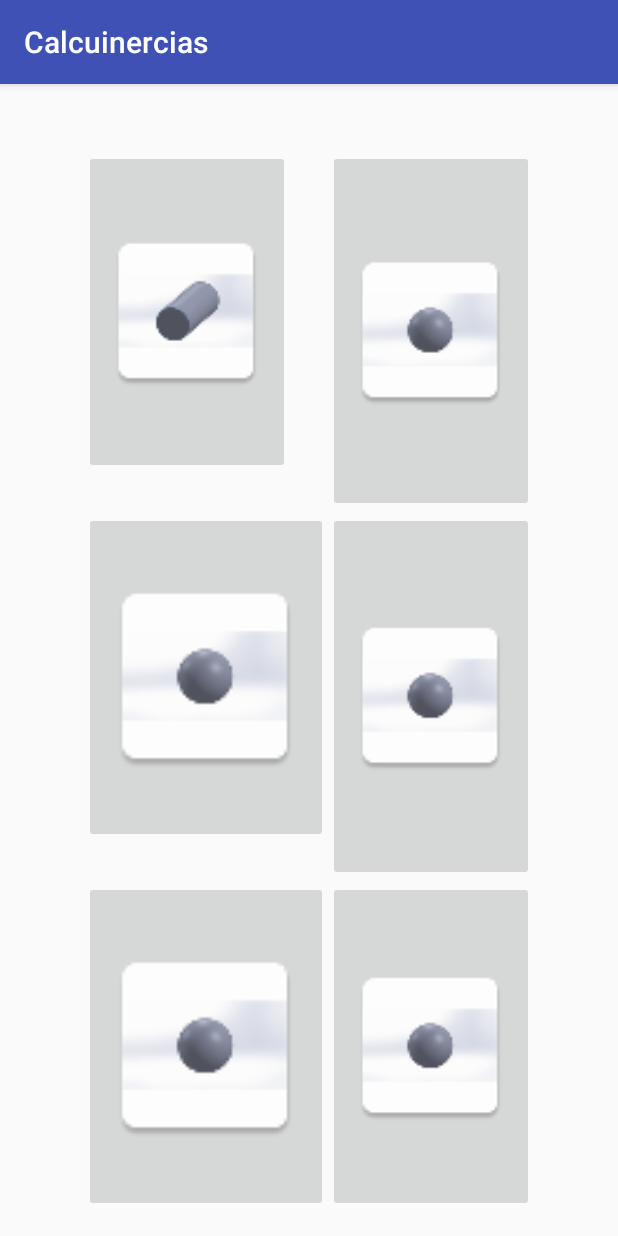
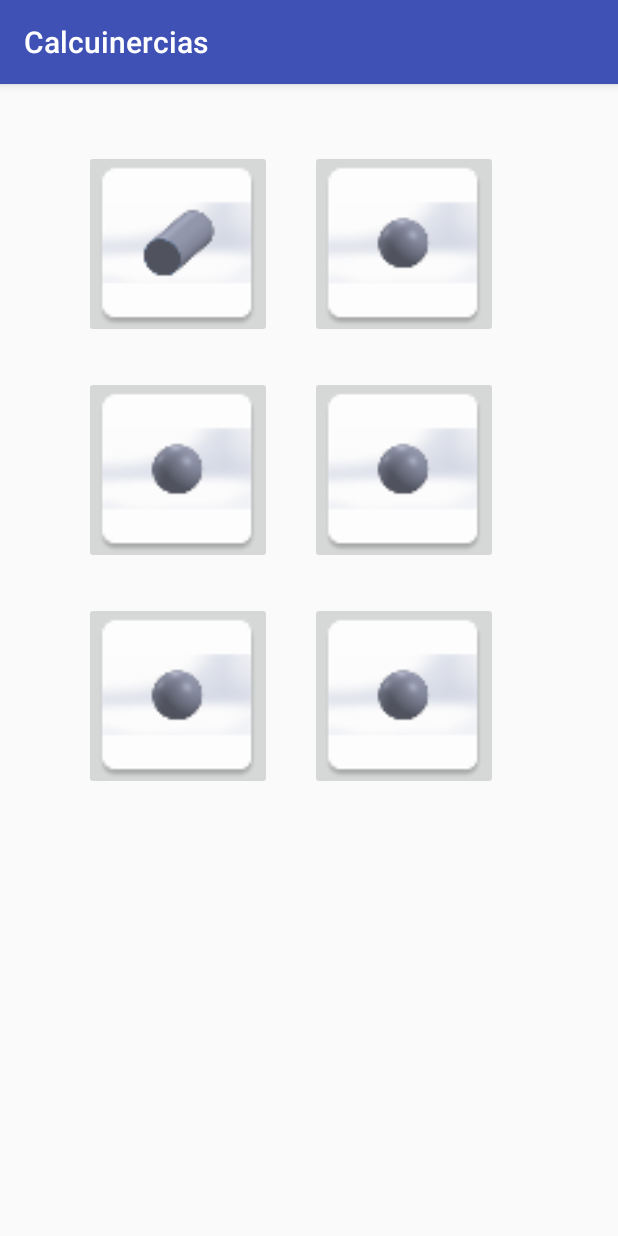
Before and after one commit to franrib/Calcuinercias, an Android app: the screen it shows after launch (Calcu1Activity), on a phone screen of 412 x 824 dp. Run offline under Robolectric (Android 15) with nearby library versions, the phone set to English and light mode, and no system bars.

Commit message:
tamany imatges millorat

```diff
--- a/app/src/main/res/layout/activity_calcu1.xml
+++ b/app/src/main/res/layout/activity_calcu1.xml
@@ -15,7 +15,6 @@
     <GridLayout
         android:layout_width="match_parent"
         android:layout_height="match_parent"
-
         android:layout_alignParentLeft="true"
         android:layout_alignParentStart="true"
         android:layout_marginTop="28dp"
@@ -32,56 +31,54 @@
             android:id="@+id/button6"
             android:layout_marginRight="25dp"
             android:layout_marginBottom="25dp"
-            style="@style/Widget.AppCompat.ImageButton"
             app2:srcCompat="@mipmap/cilindre"
             android:scaleType="fitCenter"
-            android:elevation="0dp"
-            android:layout_rowWeight="1"
-            android:layout_columnWeight="1"
+            android:padding="0dp"
+
             />
 
         <ImageButton
             android:text="Button"
             android:layout_width="125dp"
-            android:layout_height="129dp"
+            android:layout_height="125dp"
             android:id="@+id/button5"
             app2:srcCompat="@mipmap/esfera"
             android:scaleType="fitCenter"
-            android:layout_rowWeight="1"
-            android:layout_columnWeight="1"
+            android:padding="0dp"
+
             />
 
         <ImageButton
             android:text="Button"
             android:layout_width="125dp"
-            android:layout_height="129dp"
+            android:layout_height="125dp"
             android:id="@+id/button4"
             android:layout_marginBottom="25dp"
             app2:srcCompat="@mipmap/esfera"
             android:scaleType="fitCenter"
-            android:layout_rowWeight="1"
-            android:layout_columnWeight="1"
+            android:padding="0dp"
+
             />
 
         <ImageButton
             android:text="Button"
             android:layout_width="125dp"
-            android:layout_height="129dp"
+            android:layout_height="125dp"
             app2:srcCompat="@mipmap/esfera"
             android:scaleType="fitCenter"
-            android:layout_rowWeight="1"
-            android:layout_columnWeight="1"
+            android:padding="0dp"
+
             />
 
         <ImageButton
             android:text="Button"
             android:id="@+id/button2"
             android:layout_width="125dp"
-            android:layout_height="129dp"
+            android:layout_height="125dp"
             app2:srcCompat="@mipmap/esfera"
             android:scaleType="fitCenter"
-            android:layout_rowWeight="1"
-            android:layout_columnWeight="1"
+            android:padding="0dp"
+
 
             />
 
@@ -89,11 +86,11 @@
             android:text="Button"
             android:id="@+id/button"
             android:layout_width="125dp"
-            android:layout_height="129dp"
+            android:layout_height="125dp"
             app2:srcCompat="@mipmap/esfera"
             android:scaleType="fitCenter"
-            android:layout_rowWeight="1"
-            android:layout_columnWeight="1"
+            android:padding="0dp"
+
             />
     </GridLayout>
 
```
